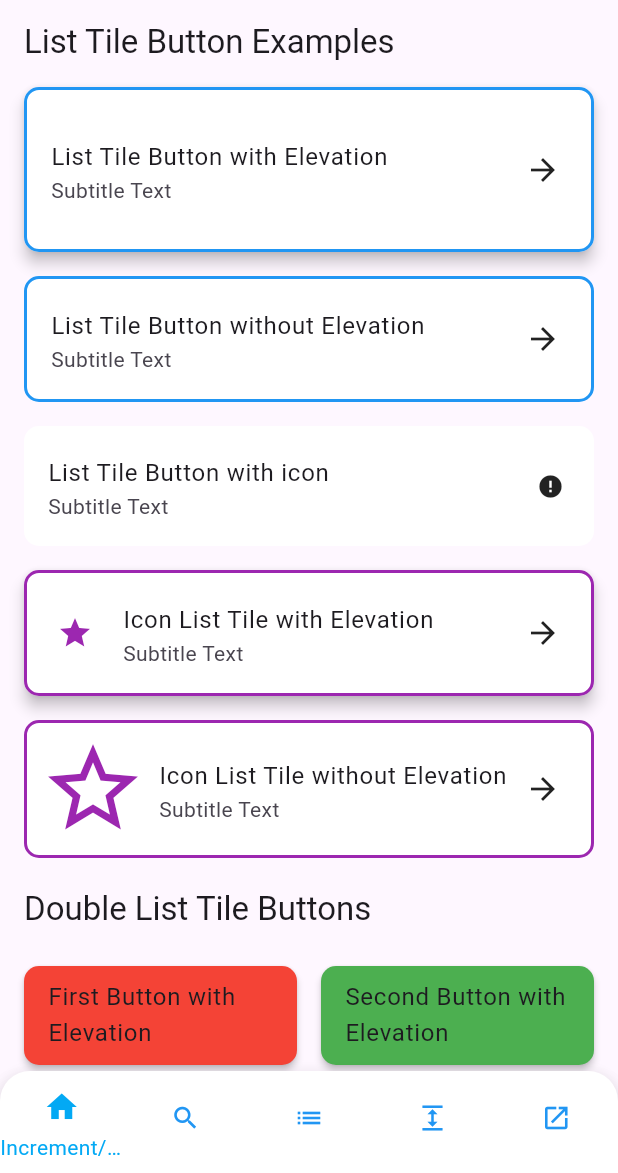
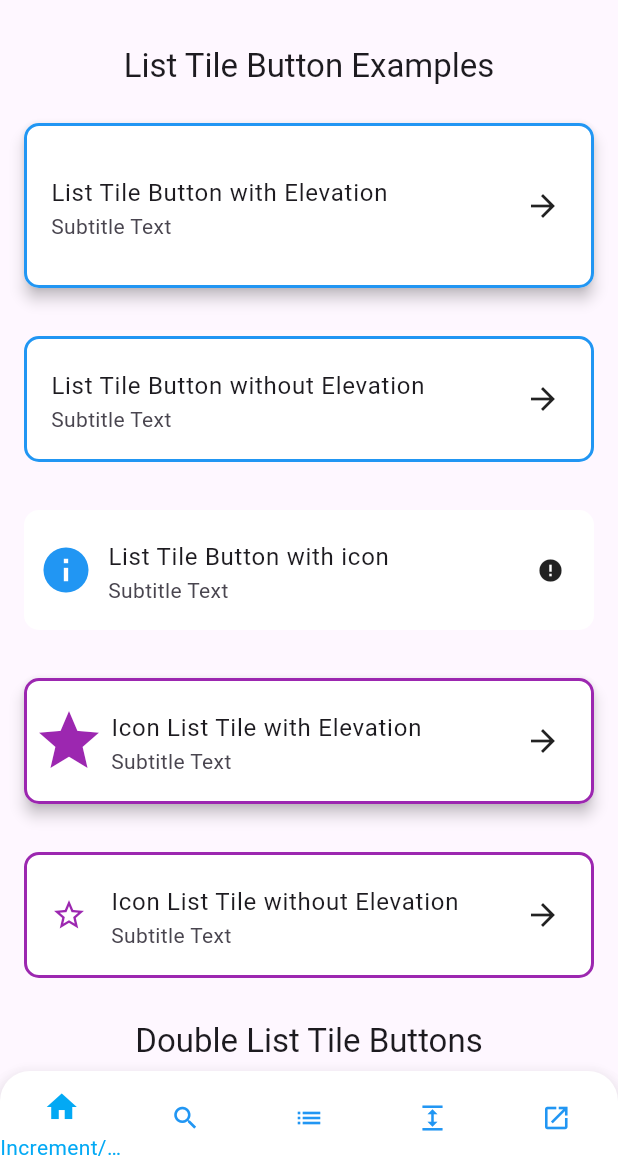
Before and after one commit to FrenkyDema/risto_widgets, a Flutter app: the screen it shows after launch, swiped to page 3, on a phone screen of 412 x 824 dp, the part 63-1236 px from its top. Run offline on Flutter 3.47's test engine with Material 3 defaults, Android fonts, the phone set to English and light mode, and no system bars.

Commit message:
Refactoring sizeFactor to leadingSizeFactor

```diff
--- a/example/lib/pages/list_tile_button_page.dart
+++ b/example/lib/pages/list_tile_button_page.dart
@@ -1,21 +1,23 @@
+// list_tile_button_page.dart
 import 'package:flutter/material.dart';
-import 'package:risto_widgets/risto_widgets.dart';
+import 'package:risto_widgets/widgets/buttons/list_tile_button.dart';
 
 class ListTileButtonPage extends StatelessWidget {
   const ListTileButtonPage({super.key});
 
   @override
   Widget build(BuildContext context) {
-    return PaddedChildrenList(
+    return SingleChildScrollView(
+      padding: const EdgeInsets.all(16.0),
+      child: Column(
         children: [
           Text(
             'List Tile Button Examples',
             style: Theme.of(context).textTheme.titleLarge,
           ),
           const SizedBox(height: 16),
-
-        // ListTileButton with Elevation
           ListTileButton(
+            margin: const EdgeInsets.symmetric(vertical: 8),
             body: const Text('List Tile Button with Elevation'),
             subtitle: const Text('Subtitle Text'),
             onPressed: () {},
@@ -26,9 +28,8 @@ class ListTileButtonPage extends StatelessWidget {
             minHeight: 90,
           ),
           const SizedBox(height: 16),
-
-        // ListTileButton without Elevation
           ListTileButton(
+            margin: const EdgeInsets.symmetric(vertical: 8),
             body: const Text('List Tile Button without Elevation'),
             subtitle: const Text('Subtitle Text'),
             onPressed: () {},
@@ -37,8 +38,8 @@ class ListTileButtonPage extends StatelessWidget {
             trailing: const Icon(Icons.arrow_forward),
           ),
           const SizedBox(height: 16),
-
           ListTileButton(
+            margin: const EdgeInsets.symmetric(vertical: 8),
             body: const Text('List Tile Button with icon'),
             backgroundColor: Colors.white,
             subtitle: const Text('Subtitle Text'),
@@ -47,11 +48,12 @@ class ListTileButtonPage extends StatelessWidget {
               size: 18,
               color: Theme.of(context).iconTheme.color,
             ),
+            leading: const Icon(Icons.info, color: Colors.blue),
+            leadingSizeFactor: 1.5,
           ),
           const SizedBox(height: 16),
-
-        // IconListTileButton with Elevation
           IconListTileButton(
+            margin: const EdgeInsets.symmetric(vertical: 8),
             title: const Text('Icon List Tile with Elevation'),
             icon: Icons.star,
             subtitle: const Text('Subtitle Text'),
@@ -61,11 +63,11 @@ class ListTileButtonPage extends StatelessWidget {
             iconColor: Colors.purple,
             elevation: 4.0,
             trailing: const Icon(Icons.arrow_forward),
+            leadingSizeFactor: 2.0,
           ),
           const SizedBox(height: 16),
-
-        // IconListTileButton without Elevation
           IconListTileButton(
+            margin: const EdgeInsets.symmetric(vertical: 8),
             title: const Text('Icon List Tile without Elevation'),
             icon: Icons.star_border,
             subtitle: const Text('Subtitle Text'),
@@ -74,50 +76,52 @@ class ListTileButtonPage extends StatelessWidget {
             borderColor: Colors.purple,
             iconColor: Colors.purple,
             trailing: const Icon(Icons.arrow_forward),
-            sizeFactor: 3),
+            leadingSizeFactor: 1.0,
+          ),
           const SizedBox(height: 20),
-
           Text(
             'Double List Tile Buttons',
             style: Theme.of(context).textTheme.titleLarge,
           ),
           const SizedBox(height: 16),
-
-        // Double List Tile Buttons with Elevation
           DoubleListTileButtons(
+            padding: const EdgeInsets.symmetric(vertical: 8.0),
+            space: 16.0,
             firstButton: ListTileButton(
+              margin: const EdgeInsets.only(right: 8.0),
               body: const Center(child: Text('First Button with Elevation')),
               onPressed: () {},
               backgroundColor: Colors.red,
               elevation: 2.0,
             ),
             secondButton: ListTileButton(
+              margin: const EdgeInsets.only(left: 8.0),
               body: const Center(child: Text('Second Button with Elevation')),
               onPressed: () {},
               backgroundColor: Colors.green,
               elevation: 2.0,
             ),
+          ),
+          const SizedBox(height: 16),
+          DoubleListTileButtons(
             padding: const EdgeInsets.symmetric(vertical: 8.0),
             space: 16.0,
-        ),
-        const SizedBox(height: 16),
-
-        // Double List Tile Buttons without Elevation
-        DoubleListTileButtons(
             firstButton: ListTileButton(
+              margin: const EdgeInsets.only(right: 8.0),
               body: const Center(child: Text('First Button without Elevation')),
               onPressed: () {},
               backgroundColor: Colors.red,
             ),
             secondButton: ListTileButton(
-            body: const Center(child: Text('Second Button without Elevation')),
+              margin: const EdgeInsets.only(left: 8.0),
+              body:
+                  const Center(child: Text('Second Button without Elevation')),
               onPressed: () {},
               backgroundColor: Colors.green,
             ),
-          padding: const EdgeInsets.symmetric(vertical: 8.0),
-          space: 16.0,
           ),
         ],
+      ),
     );
   }
 }
--- a/lib/widgets/buttons/expandable_list_tile_button.dart
+++ b/lib/widgets/buttons/expandable_list_tile_button.dart
@@ -102,7 +102,7 @@ class ExpandableListTileButton extends StatefulWidget {
         onPressed: () => toggleExpansion.call(),
         backgroundColor: backgroundColor,
         iconColor: iconColor,
-        sizeFactor: sizeFactor,
+        leadingSizeFactor: sizeFactor,
       ),
     );
   }
--- a/lib/widgets/buttons/list_tile_button.dart
+++ b/lib/widgets/buttons/list_tile_button.dart
@@ -1,46 +1,76 @@
+// widgets.dart
+
 import 'package:flutter/material.dart';
 
 class ListTileButton extends StatelessWidget {
-  final void Function()? onPressed;
-  final void Function()? onLongPress;
+  // Behavior
+  final VoidCallback? onPressed;
+  final VoidCallback? onLongPress;
+
+  // Layout
+  final EdgeInsetsGeometry? margin;
+  final EdgeInsetsGeometry? padding;
+  final EdgeInsetsGeometry? contentPadding;
+  final EdgeInsetsGeometry? leadingPadding;
+
+  // Content
+  final Widget? leading;
+  final double leadingSizeFactor;
   final Widget? body;
   final Widget? subtitle;
-  final Widget? leading;
   final Widget? trailing;
-  final EdgeInsetsGeometry? padding;
-  final EdgeInsetsGeometry? contentPadding;
+
+  // Style
+  final Color? backgroundColor;
   final Color? borderColor;
   final double borderRadius;
+  final double? elevation;
+
+  // Visual Aspects
   final VisualDensity? visualDensity;
-  final Color? backgroundColor;
   final ListTileTitleAlignment? bodyAlignment;
-  final double? elevation;
-  final double? leadingSizeFactor;
+
+  // Constraints
   final double? minHeight;
 
   const ListTileButton({
     super.key,
+    this.onPressed,
+    this.onLongPress,
+    this.margin,
     this.padding,
     this.contentPadding,
-    this.borderColor,
-    this.backgroundColor,
+    this.leadingPadding,
     this.leading,
+    this.leadingSizeFactor = 1.0,
     required this.body,
     this.subtitle,
     this.trailing,
-    this.onPressed,
+    this.backgroundColor,
+    this.borderColor,
     this.borderRadius = 10,
+    this.elevation,
     this.visualDensity,
-    this.onLongPress,
     this.bodyAlignment,
-    this.elevation,
-    this.leadingSizeFactor,
     this.minHeight,
   });
 
   @override
   Widget build(BuildContext context) {
+    Widget? leadingWidget;
+    if (leading != null) {
+      leadingWidget = Padding(
+        padding: leadingPadding ?? const EdgeInsets.all(8.0),
+        child: Transform.scale(
+          scale: leadingSizeFactor,
+          alignment: Alignment.center,
+          child: leading,
+        ),
+      );
+    }
+
     return RoundedContainer(
+      margin: margin,
       borderColor: borderColor,
       backgroundColor: backgroundColor,
       elevation: elevation,
@@ -60,15 +90,7 @@ class ListTileButton extends StatelessWidget {
               child: IntrinsicHeight(
                 child: Row(
                   children: [
-                    if (leading != null)
-                      SizedBox(
-                        width: (leadingSizeFactor != null &&
-                                leadingSizeFactor! * 24 > 48)
-                            ? leadingSizeFactor! * 24
-                            : 48,
-                        height: double.infinity,
-                        child: leading,
-                      ),
+                    if (leadingWidget != null) leadingWidget,
                     Expanded(
                       child: ListTile(
                         titleAlignment: bodyAlignment,
@@ -100,18 +122,26 @@ class ListTileButton extends StatelessWidget {
 }
 
 class IconListTileButton extends StatelessWidget {
+  // Behavior
+  final VoidCallback? onPressed;
+
+  // Layout
+  final EdgeInsetsGeometry? margin;
+  final EdgeInsetsGeometry? padding;
+  final EdgeInsetsGeometry? contentPadding;
+
+  // Content
   final IconData icon;
   final Widget title;
   final Widget? subtitle;
   final Widget? trailing;
-  final Color? iconColor;
+
+  // Style
   final Color? backgroundColor;
   final Color? borderColor;
+  final Color? iconColor;
+  final double leadingSizeFactor;
   final double? elevation;
-  final double sizeFactor;
-  final EdgeInsetsGeometry? padding;
-  final EdgeInsetsGeometry? contentPadding;
-  final void Function()? onPressed;
 
   const IconListTileButton({
     super.key,
@@ -119,57 +149,64 @@ class IconListTileButton extends StatelessWidget {
     required this.title,
     this.subtitle,
     this.trailing,
-    this.iconColor,
+    this.onPressed,
     this.backgroundColor,
     this.borderColor,
-    this.sizeFactor = 1.0,
+    this.iconColor,
+    this.leadingSizeFactor = 1.0,
+    this.margin,
     this.padding,
     this.contentPadding,
-    this.onPressed,
     this.elevation,
   });
 
   @override
   Widget build(BuildContext context) {
     return ListTileButton(
+      margin: margin,
+      padding: padding,
+      contentPadding: contentPadding,
+      backgroundColor: backgroundColor,
       borderColor: borderColor,
-      backgroundColor: backgroundColor,
+      elevation: elevation,
       body: title,
+      subtitle: subtitle,
+      trailing: trailing,
+      onPressed: onPressed,
       leading: Icon(
         icon,
         color: iconColor ?? Theme.of(context).iconTheme.color,
-        size: 24.0 * sizeFactor,
+        size: 24.0,
       ),
-      leadingSizeFactor: sizeFactor,
-      padding: padding,
-      contentPadding: contentPadding,
+      leadingSizeFactor: leadingSizeFactor,
       bodyAlignment: ListTileTitleAlignment.threeLine,
-      subtitle: subtitle,
-      trailing: trailing,
-      onPressed: onPressed,
-      elevation: elevation,
     );
   }
 }
 
 class RoundedContainer extends StatelessWidget {
+  // Layout
+  final EdgeInsetsGeometry? margin;
+  final EdgeInsetsGeometry? padding;
+
+  // Content
+  final Widget child;
+
+  // Style
+  final Color? backgroundColor;
   final Color? borderColor;
-  final Color? backgroundColor;
   final double borderRadius;
-  final Widget child;
   final double? elevation;
-  final EdgeInsetsGeometry? padding;
-  final EdgeInsetsGeometry? margin;
 
   const RoundedContainer({
     super.key,
+    required this.child,
+    this.margin,
+    this.padding,
+    this.backgroundColor,
     this.borderColor,
-    this.backgroundColor,
     this.borderRadius = 10,
-    required this.child,
     this.elevation,
-    this.padding,
-    this.margin,
   });
 
   @override
@@ -222,12 +259,12 @@ class DoubleListTileButtons extends StatelessWidget {
         children: expanded
             ? [
                 Expanded(child: firstButton),
-                SizedBox(width: space),
+                SizedBox(width: space ?? 8),
                 Expanded(child: secondButton),
               ]
             : [
                 firstButton,
-                SizedBox(width: space),
+                SizedBox(width: space ?? 8),
                 secondButton,
               ],
       ),
```
Also changed, not shown: 1 other file. Lines whose indentation alone changed are shown as unchanged.
